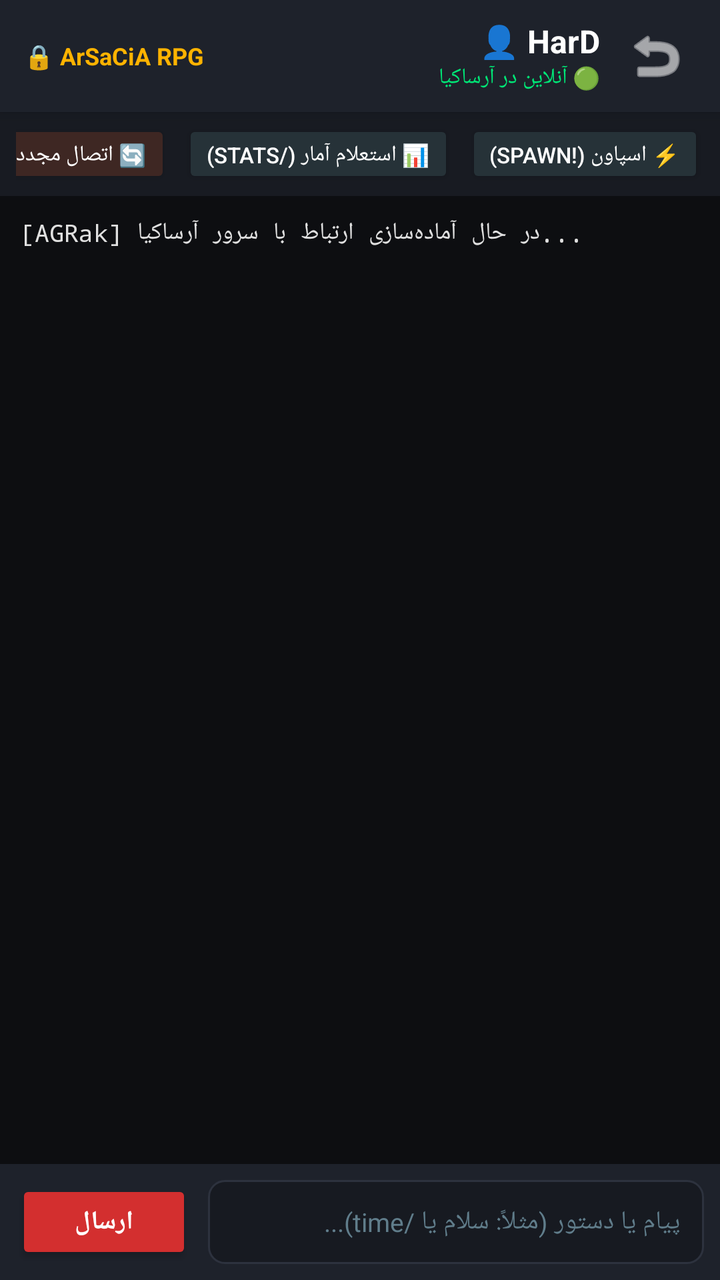
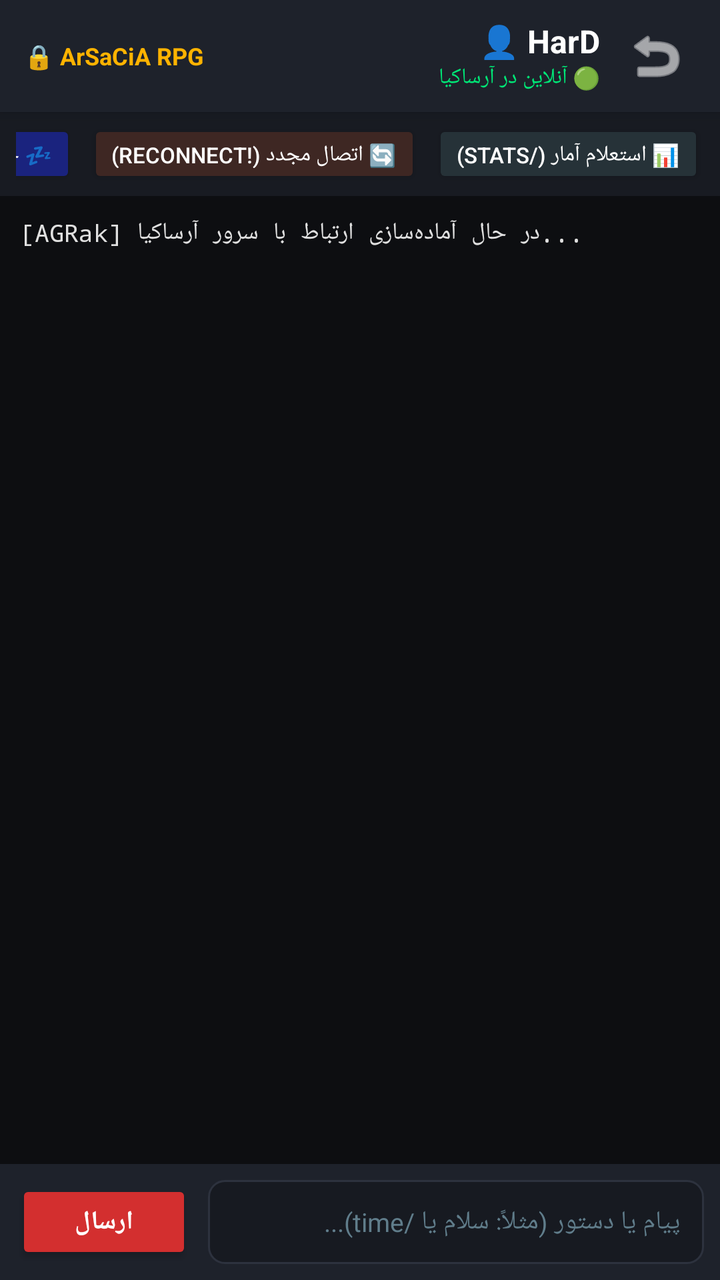

Two renders of the same Android screen: before a commit and after it. Below are the layout's source before the change and the commit's diff.
<!-- AndroidManifest.xml: application theme Theme.AGRak -->
<!-- res/layout/activity_chat.xml -->
<?xml version="1.0" encoding="utf-8"?>
<LinearLayout xmlns:android="http://schemas.android.com/apk/res/android"
    xmlns:app="http://schemas.android.com/apk/res-auto"
    android:layout_width="match_parent"
    android:layout_height="match_parent"
    android:background="@color/bg_dark"
    android:orientation="vertical"
    android:layoutDirection="rtl">

    
    <androidx.cardview.widget.CardView
        android:layout_width="match_parent"
        android:layout_height="wrap_content"
        app:cardBackgroundColor="@color/card_dark"
        app:cardCornerRadius="0dp"
        app:cardElevation="4dp">

        <LinearLayout
            android:layout_width="match_parent"
            android:layout_height="56dp"
            android:gravity="center_vertical"
            android:orientation="horizontal"
            android:paddingHorizontal="12dp">

            <ImageButton
                android:id="@+id/btnBack"
                android:layout_width="40dp"
                android:layout_height="40dp"
                android:background="?attr/selectableItemBackgroundBorderless"
                android:src="@android:drawable/ic_menu_revert"
                android:tint="@color/text_white"
                android:contentDescription="بازگشت" />

            <LinearLayout
                android:layout_width="0dp"
                android:layout_height="wrap_content"
                android:layout_marginStart="8dp"
                android:layout_weight="1"
                android:orientation="vertical">

                <TextView
                    android:id="@+id/tvChatAccountName"
                    android:layout_width="wrap_content"
                    android:layout_height="wrap_content"
                    android:text="👤 HarD"
                    android:textColor="@color/text_white"
                    android:textSize="16sp"
                    android:textStyle="bold" />

                <TextView
                    android:id="@+id/tvChatStatus"
                    android:layout_width="wrap_content"
                    android:layout_height="wrap_content"
                    android:text="🟢 آنلاین در آرساکیا"
                    android:textColor="@color/status_green"
                    android:textSize="11sp" />
            </LinearLayout>

            
            <TextView
                android:layout_width="wrap_content"
                android:layout_height="wrap_content"
                android:text="🔒 ArSaCiA RPG"
                android:textColor="@color/accent_gold"
                android:textSize="12sp"
                android:textStyle="bold" />

        </LinearLayout>
    </androidx.cardview.widget.CardView>

    
    <HorizontalScrollView
        android:layout_width="match_parent"
        android:layout_height="wrap_content"
        android:background="#181B22"
        android:paddingVertical="4dp"
        android:paddingHorizontal="8dp"
        android:scrollbars="none">

        <LinearLayout
            android:layout_width="wrap_content"
            android:layout_height="wrap_content"
            android:orientation="horizontal">

            <Button
                android:id="@+id/btnQuickSpawn"
                android:layout_width="wrap_content"
                android:layout_height="34dp"
                android:layout_marginEnd="6dp"
                android:backgroundTint="#263238"
                android:text="⚡ اسپاون (!spawn)"
                android:textColor="@color/text_white"
                android:textSize="11sp" />

            <Button
                android:id="@+id/btnQuickStats"
                android:layout_width="wrap_content"
                android:layout_height="34dp"
                android:layout_marginEnd="6dp"
                android:backgroundTint="#263238"
                android:text="📊 استعلام آمار (/stats)"
                android:textColor="@color/text_white"
                android:textSize="11sp" />

            <Button
                android:id="@+id/btnQuickReconnect"
                android:layout_width="wrap_content"
                android:layout_height="34dp"
                android:layout_marginEnd="6dp"
                android:backgroundTint="#3E2723"
                android:text="🔄 اتصال مجدد (!reconnect)"
                android:textColor="@color/text_white"
                android:textSize="11sp" />

            <Button
                android:id="@+id/btnQuickSleep"
                android:layout_width="wrap_content"
                android:layout_height="34dp"
                android:backgroundTint="#1A237E"
                android:text="💤 حالت خواب (/sleep)"
                android:textColor="@color/text_white"
                android:textSize="11sp" />
        </LinearLayout>
    </HorizontalScrollView>

    
    <ScrollView
        android:id="@+id/scrollConsole"
        android:layout_width="match_parent"
        android:layout_height="0dp"
        android:layout_weight="1"
        android:background="#0D0E11"
        android:padding="10dp"
        android:fillViewport="true">

        <TextView
            android:id="@+id/tvConsoleLogs"
            android:layout_width="match_parent"
            android:layout_height="wrap_content"
            android:textColor="#E0E0E0"
            android:textSize="12sp"
            android:typeface="monospace"
            android:textIsSelectable="true"
            android:text="[AGRak] در حال آماده‌سازی ارتباط با سرور آرساکیا...\n" />
    </ScrollView>

    
    <androidx.cardview.widget.CardView
        android:layout_width="match_parent"
        android:layout_height="wrap_content"
        app:cardBackgroundColor="@color/card_dark"
        app:cardCornerRadius="0dp"
        app:cardElevation="8dp">

        <LinearLayout
            android:layout_width="match_parent"
            android:layout_height="wrap_content"
            android:gravity="center_vertical"
            android:orientation="horizontal"
            android:padding="8dp">

            <EditText
                android:id="@+id/etChatMessage"
                android:layout_width="0dp"
                android:layout_height="42dp"
                android:layout_weight="1"
                android:background="@drawable/bg_input_field"
                android:hint="پیام یا دستور (مثلاً: سلام یا /time)..."
                android:textColorHint="@color/text_hint"
                android:textColor="@color/text_white"
                android:textSize="13sp"
                android:paddingHorizontal="12dp"
                android:singleLine="true" />

            <Button
                android:id="@+id/btnSendMessage"
                android:layout_width="wrap_content"
                android:layout_height="42dp"
                android:layout_marginStart="8dp"
                android:backgroundTint="@color/primary_red"
                android:text="@string/send"
                android:textColor="@color/text_white"
                android:textStyle="bold"
                android:textSize="13sp" />

        </LinearLayout>
    </androidx.cardview.widget.CardView>

</LinearLayout>
<!-- resources referenced by this layout -->
<resources>
  <color name="accent_gold">#FFB300</color>
  <color name="bg_dark">#121418</color>
  <color name="card_dark">#1E222B</color>
  <color name="primary_red">#D32F2F</color>
  <color name="status_green">#00E676</color>
  <color name="text_hint">#607D8B</color>
  <color name="text_white">#FFFFFF</color>
  <!-- drawable bg_input_field (drawable) -->
  <?xml version="1.0" encoding="utf-8"?>
  <shape xmlns:android="http://schemas.android.com/apk/res/android"
      android:shape="rectangle">
      <solid android:color="#171A21" />
      <stroke
          android:width="1dp"
          android:color="@color/card_stroke" />
      <corners android:radius="8dp" />
  </shape>
  <string name="send">ارسال</string>
  <style name="Theme.AGRak" parent="Theme.AppCompat.DayNight.NoActionBar">
          <item name="colorPrimary">@color/primary_red</item>
          <item name="colorPrimaryDark">@color/primary_red_dark</item>
          <item name="colorAccent">@color/accent_gold</item>
          <item name="android:windowBackground">@color/bg_dark</item>
          <item name="android:statusBarColor">#0A0B0E</item>
          <item name="android:navigationBarColor">#0A0B0E</item>
      </style>
  <color name="card_stroke">#2D323E</color>
  <color name="primary_red_dark">#9A0007</color>
</resources>

<!-- the commit's change to res/layout/activity_chat.xml (unified diff, before → after) -->
@@ -81,16 +81,6 @@
             android:layout_width="wrap_content"
             android:layout_height="wrap_content"
             android:orientation="horizontal">
-
-            <Button
-                android:id="@+id/btnQuickSpawn"
-                android:layout_width="wrap_content"
-                android:layout_height="34dp"
-                android:layout_marginEnd="6dp"
-                android:backgroundTint="#263238"
-                android:text="⚡ اسپاون (!spawn)"
-                android:textColor="@color/text_white"
-                android:textSize="11sp" />
 
             <Button
                 android:id="@+id/btnQuickStats"
